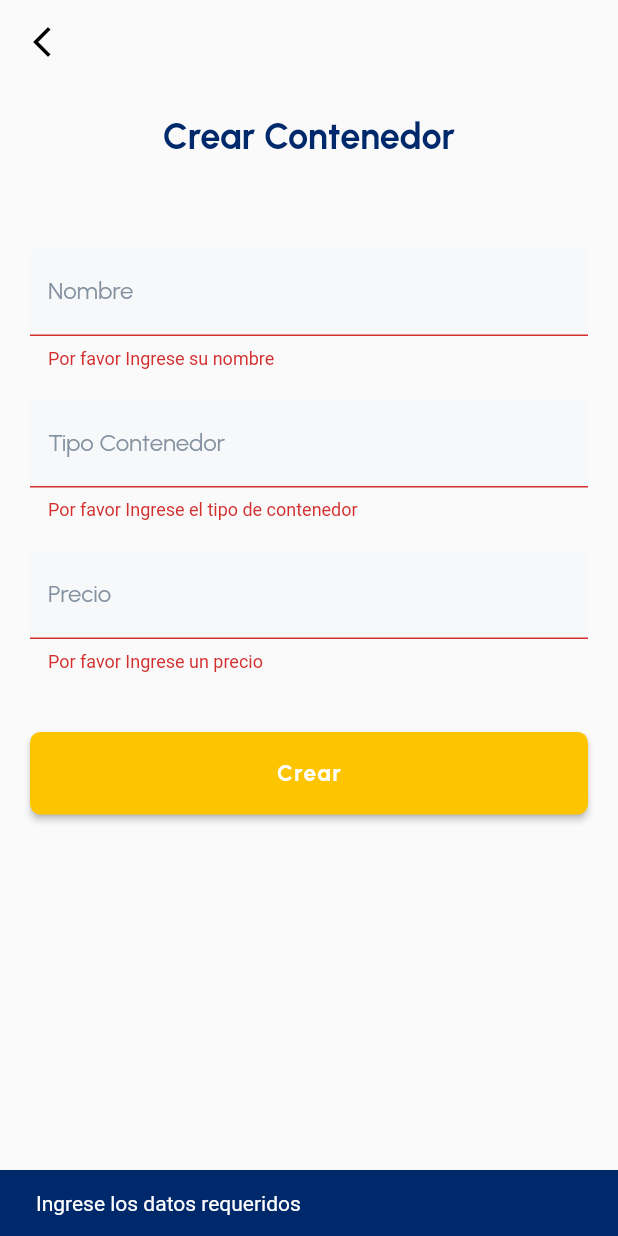
After one commit to AndrewCR2/LUXE, a Flutter app: the CredContainer screen opened by its route, after a tap on "Crear", on a phone screen of 412 x 824 dp. The commit adds this screen. Run offline on Flutter 3.47's test engine with Material 2 defaults, Android fonts, the phone set to English and light mode, and no system bars; our stand-ins replace dio, email_validator, firebase_auth, firebase_core, google_fonts, google_sign_in and 3 more; accounts and stored records are empty.

Commit message:
crear contenedor

```diff
--- a/lib/main.dart
+++ b/lib/main.dart
@@ -1,8 +1,4 @@
 import 'package:flutter/material.dart';
-import 'package:luxe/screens/contenedores/form_contenedores.dart';
-import 'package:luxe/screens/contenedores/lista_contenedores.dart';
-import 'package:luxe/screens/login/elegirPlan.dart';
-import 'package:luxe/screens/pasarela_pago.dart';
 import 'package:luxe/screens/principal.dart';
 import 'package:provider/provider.dart';
 import 'package:luxe/shared_preferences/preferences.dart';
@@ -68,6 +64,7 @@ class MyApp extends StatelessWidget {
           'estado_cuenta': (_) => const EstadoCuentaScreen(),
           'lista_contenedores': (_) => listaContenedor(),
           'edit_item': (_) => EditItemScreen(),
+          'crear_container': (_)=> CredContainer()
         },
         theme: ThemeData.light().copyWith(
           appBarTheme: const AppBarTheme(
--- /dev/null
+++ b/lib/screens/contenedores/crear_containers.dart
@@ -0,0 +1,175 @@
+import 'package:flutter/material.dart';
+import 'package:google_fonts/google_fonts.dart';
+
+class CredContainer extends StatefulWidget {
+  CredContainer({Key? key}) : super(key: key);
+
+  @override
+  State<CredContainer> createState() => _CredContainerState();
+}
+
+class  _CredContainerState extends State<CredContainer> {
+  final _FormKey = GlobalKey<FormState>();
+  bool obscuretext = true;
+  final txtNombre = TextEditingController();
+  final txtTipoCon = TextEditingController();
+  final txtPrecio = TextEditingController();
+
+  String name = '';
+  String tipoCon = '';
+  String precio = '';
+
+  @override
+  Widget build(BuildContext context) {
+    return Scaffold(
+      appBar: AppBar(
+        elevation: 0,
+        backgroundColor: Colors.transparent,
+        leading: IconButton(
+          color: Colors.black,
+          icon: const Icon(Icons.arrow_back_ios_new),
+          onPressed: () => {Navigator.of(context).pop()},
+        ),
+      ),
+      body: SingleChildScrollView(
+        child: Container(
+          padding: const EdgeInsets.all(20.0),
+          child: Form(
+              key: _FormKey,
+              child: Column(
+                children: <Widget>[
+                  Container(
+                    alignment: Alignment.center,
+                    child: Text(
+                      'Crear Contenedor',
+                      style: GoogleFonts.urbanist(
+                        textStyle: const TextStyle(
+                          fontWeight: FontWeight.bold,
+                          fontSize: 24,
+                          color: Color.fromRGBO(0, 41, 107, 1),
+                        ),
+                      ),
+                    ),
+                  ),
+                  const SizedBox(
+                    height: 60,
+                  ),
+                  TextFormField(
+                    decoration: _inputDecoration("Nombre"),
+                    controller: txtNombre,
+                    validator: (value) {
+                      if (value!.isEmpty) {
+                        return 'Por favor Ingrese su nombre';
+                      }
+                    },
+                  ),
+                  const SizedBox(
+                    height: 20,
+                  ),
+                  TextFormField(
+                    decoration: _inputDecoration("Tipo Contenedor"),
+                    controller: txtTipoCon,
+                    validator: (value) {
+                      if (value!.isEmpty) {
+                        return 'Por favor Ingrese el tipo de contenedor';
+                      }
+                    },
+                  ),
+                  const SizedBox(
+                    height: 20,
+                  ),
+                  TextFormField(
+                    keyboardType: TextInputType.number,
+                    decoration: _inputDecoration("Precio"),
+                    controller: txtPrecio,
+                    validator: (value) {
+                      if (value!.isEmpty) {
+                        return 'Por favor Ingrese un precio';
+                      }
+                    },
+                  ),
+                  const SizedBox(
+                    height: 40,
+                  ),
+                  Container(
+                    width: double.infinity,
+                    height: 55,
+                    child: ElevatedButton(
+                        child: Text(
+                          'Crear',
+                          style: GoogleFonts.urbanist(
+                            textStyle: const TextStyle(
+                                fontWeight: FontWeight.bold,
+                                fontSize: 15,
+                                color: Colors.white,
+                                letterSpacing: 1),
+                          ),
+                        ),
+                        style: ButtonStyle(
+                            backgroundColor: MaterialStateProperty.all<Color>(
+                              const Color.fromRGBO(253, 197, 0, 1),
+                            ),
+                            shape: MaterialStateProperty.all<
+                                RoundedRectangleBorder>(RoundedRectangleBorder(
+                              borderRadius: BorderRadius.circular(7),
+                            ))),
+
+                        onPressed: () {
+                          if (_FormKey.currentState!.validate()) {
+                            ScaffoldMessenger.of(context)
+                                .showSnackBar(const SnackBar(
+                              content: Text('Validando...'),
+                              backgroundColor: Colors.amber,
+                            ));
+                          }
+
+                          if (_FormKey.currentState!.validate()) {
+                              ScaffoldMessenger.of(context).showSnackBar(
+                                  const SnackBar(content: Text('Datos Validados'),
+                                  backgroundColor: Colors.amber,));
+                              name = txtNombre.text;
+                              tipoCon = txtTipoCon.text;
+                              precio = txtPrecio.text;
+                              print(name);
+                              print(tipoCon);
+                              print(precio);
+                            } else {
+                              ScaffoldMessenger.of(context).showSnackBar(
+                                  const SnackBar(
+                                      content:
+                                          Text('Ingrese los datos requeridos'),
+                                          backgroundColor: Color.fromRGBO(0, 41, 107, 1),));
+                            }
+                        }),
+                  ),
+                ],
+              )),
+        ),
+      ),
+    );
+  }
+
+  InputDecoration _inputDecoration(String labelText) {
+    return InputDecoration(
+        enabledBorder: OutlineInputBorder(
+          borderSide: const BorderSide(
+            color: Color.fromRGBO(232, 236, 244, 1),
+          ),
+          borderRadius: BorderRadius.circular(5.5),
+        ),
+        focusedBorder: OutlineInputBorder(
+          borderSide: const BorderSide(
+            color: Color.fromRGBO(232, 236, 244, 1),
+          ),
+          borderRadius: BorderRadius.circular(5.5),
+        ), // Outline Input Border
+        labelText: labelText,
+        labelStyle: GoogleFonts.urbanist(
+          textStyle: const TextStyle(
+            color: Color.fromRGBO(131, 145, 161, 1),
+          ),
+        ),
+        filled: true,
+        fillColor: const Color.fromRGBO(247, 248, 249, 1));
+  }
+}
--- a/lib/screens/screens.dart
+++ b/lib/screens/screens.dart
@@ -1,7 +1,9 @@
 
 //admin
 export 'package:luxe/screens/admin/edit_item_screen.dart';
-
+export 'package:luxe/screens/contenedores/crear_containers.dart';
+export 'package:luxe/screens/contenedores/form_contenedores.dart';
+export 'package:luxe/screens/contenedores/lista_contenedores.dart';
 export 'package:luxe/screens/estado_cuenta_screen.dart';
 export 'package:luxe/screens/almacen/almacen_screen.dart';
 export 'package:luxe/screens/login/olvide_contrase%C3%B1a.dart';
@@ -12,3 +14,5 @@ export 'package:luxe/screens/login/acceder_registrar.dart';
 export 'package:luxe/screens/login/splah_art.dart';
 export 'package:luxe/screens/login/contraseña_cambiada.dart';
 export 'package:luxe/screens/almacen/formulario.dart';
+export 'package:luxe/screens/login/elegirPlan.dart';
+export 'package:luxe/screens/pasarela_pago.dart';
```
